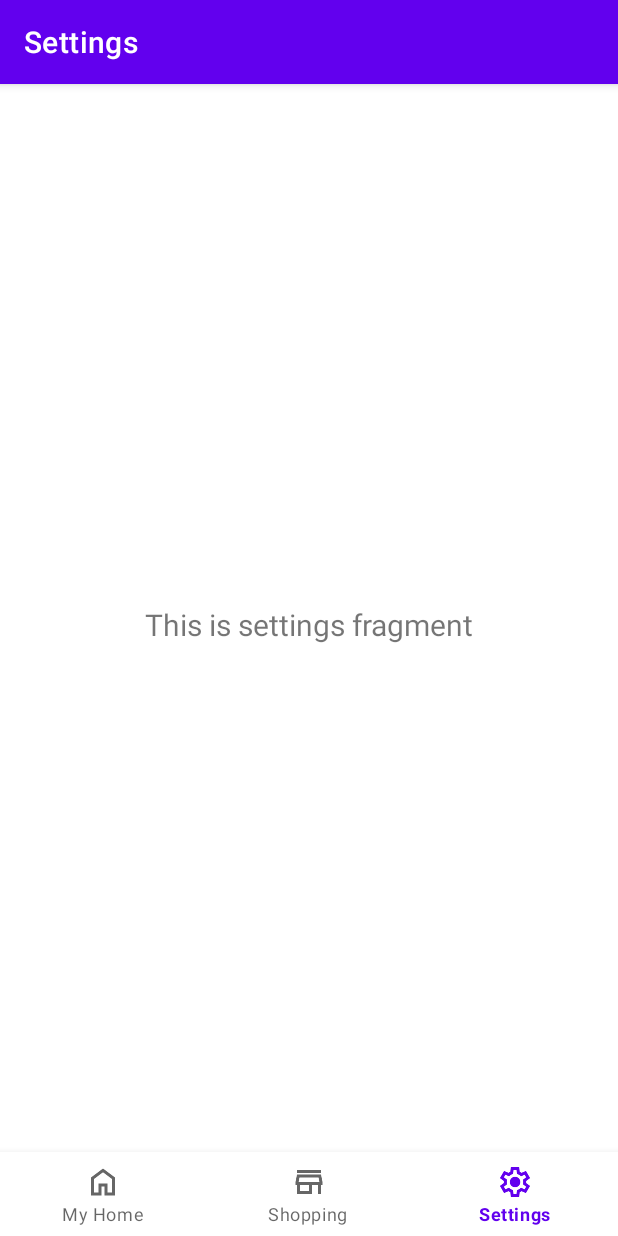
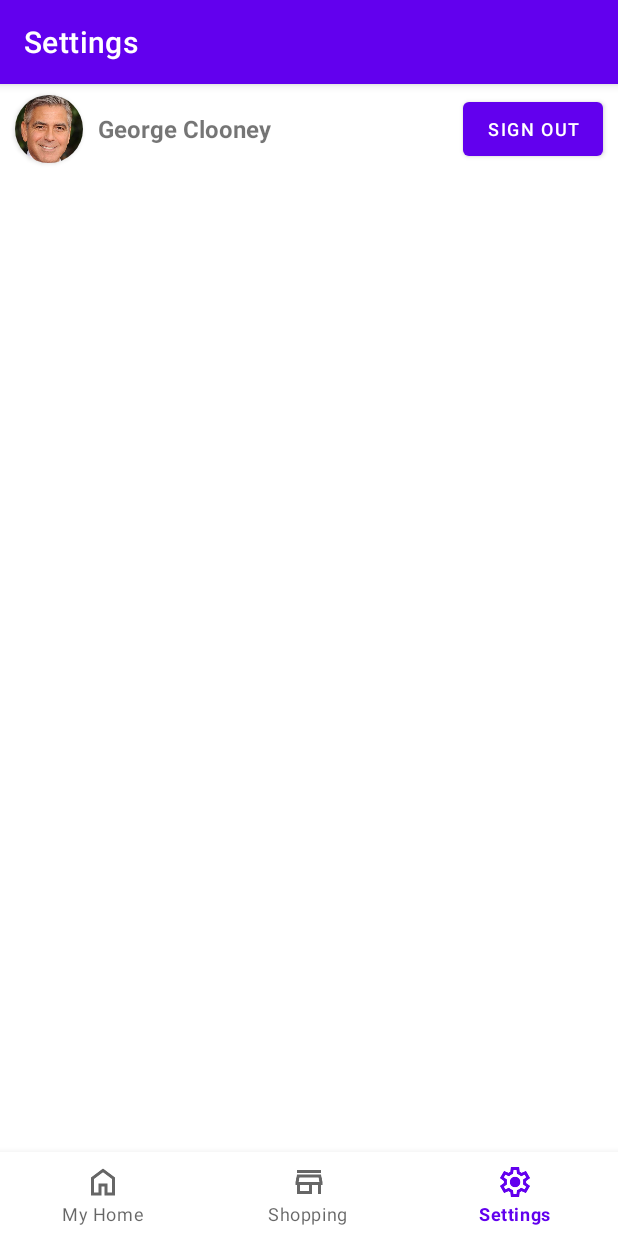
Before and after one commit to SEPP-SSH/Shared-Groceries, an Android app: the SettingsFragment screen opened through its navigation route, on a phone screen of 412 x 824 dp. Run offline under Robolectric (Android 15) with nearby library versions, the phone set to English and light mode, and no system bars; our stand-ins replace navigation-ui.

Commit message:
Added Profile Display
Added a profile image, profile name and sign out button to the settings fragment. All of these are hardcoded and just for display.

```diff
--- a/Android/app/src/main/java/uk/co/xeiverse/ssh/ui/settings/SettingsFragment.java
+++ b/Android/app/src/main/java/uk/co/xeiverse/ssh/ui/settings/SettingsFragment.java
@@ -4,12 +4,14 @@ import android.os.Bundle;
 import android.view.LayoutInflater;
 import android.view.View;
 import android.view.ViewGroup;
+import android.widget.ImageView;
 import android.widget.TextView;
 
 import androidx.annotation.NonNull;
 import androidx.fragment.app.Fragment;
 import androidx.lifecycle.ViewModelProvider;
 
+import uk.co.xeiverse.ssh.R;
 import uk.co.xeiverse.ssh.databinding.FragmentSettingsBinding;
 
 public class SettingsFragment extends Fragment {
@@ -24,8 +26,13 @@ public class SettingsFragment extends Fragment {
         binding = FragmentSettingsBinding.inflate(inflater, container, false);
         View root = binding.getRoot();
 
-        final TextView textView = binding.textSettings;
-        settingsViewModel.getText().observe(getViewLifecycleOwner(), textView::setText);
+        TextView userNameView = binding.profileName;
+        ImageView profileImageView = binding.profilePic;
+
+        // Hardcode for now
+        userNameView.setText("George Clooney");
+        profileImageView.setImageResource(R.drawable.profile);
+
         return root;
     }
 
--- a/Android/app/src/main/res/layout/fragment_settings.xml
+++ b/Android/app/src/main/res/layout/fragment_settings.xml
@@ -1,22 +1,50 @@
 <?xml version="1.0" encoding="utf-8"?>
-<androidx.constraintlayout.widget.ConstraintLayout xmlns:android="http://schemas.android.com/apk/res/android"
+<RelativeLayout xmlns:android="http://schemas.android.com/apk/res/android"
     xmlns:app="http://schemas.android.com/apk/res-auto"
     xmlns:tools="http://schemas.android.com/tools"
     android:layout_width="match_parent"
     android:layout_height="match_parent"
     tools:context=".ui.settings.SettingsFragment">
 
-    <TextView
-        android:id="@+id/text_settings"
+    <LinearLayout
         android:layout_width="match_parent"
-        android:layout_height="wrap_content"
-        android:layout_marginStart="8dp"
-        android:layout_marginTop="8dp"
-        android:layout_marginEnd="8dp"
-        android:textAlignment="center"
-        android:textSize="20sp"
-        app:layout_constraintBottom_toBottomOf="parent"
-        app:layout_constraintEnd_toEndOf="parent"
-        app:layout_constraintStart_toStartOf="parent"
-        app:layout_constraintTop_toTopOf="parent" />
-</androidx.constraintlayout.widget.ConstraintLayout>
+        android:orientation="horizontal"
+        android:layout_height="60dp">
+
+        <androidx.cardview.widget.CardView
+            android:layout_width="45dp"
+            android:layout_height="45dp"
+            android:layout_marginStart="10dp"
+            android:elevation="12dp"
+            android:id="@+id/view2"
+            android:layout_gravity="center_vertical"
+            app:cardCornerRadius="40dp">
+
+            <ImageView
+                android:layout_height="45dp"
+                android:layout_width="match_parent"
+                android:id="@+id/profilePic"
+                android:scaleType="centerCrop"/>
+
+        </androidx.cardview.widget.CardView>
+
+        <TextView
+            android:id="@+id/profileName"
+            android:layout_margin="10dp"
+            android:textStyle="bold"
+            android:textSize="16sp"
+            android:layout_gravity="center_vertical"
+            android:layout_width="0dp"
+            android:layout_weight="1"
+            android:layout_height="wrap_content" />
+
+        <Button
+            android:layout_width="wrap_content"
+            android:layout_height="wrap_content"
+            android:layout_gravity="center_vertical"
+            android:layout_marginEnd="10dp"
+            android:text="@string/sign_out"
+            android:textSize="12sp" />
+
+    </LinearLayout>
+</RelativeLayout>
--- a/Android/app/src/main/res/values/strings.xml
+++ b/Android/app/src/main/res/values/strings.xml
@@ -13,4 +13,5 @@
     <string name="added_by">Added by</string>
     <string name="in_stock">In stock</string>
     <string name="out_of_stock">Out of stock</string>
+    <string name="sign_out">Sign Out</string>
 </resources>
```
Also changed, not shown: Android/app/src/main/res/drawable/profile.jpg (added).
